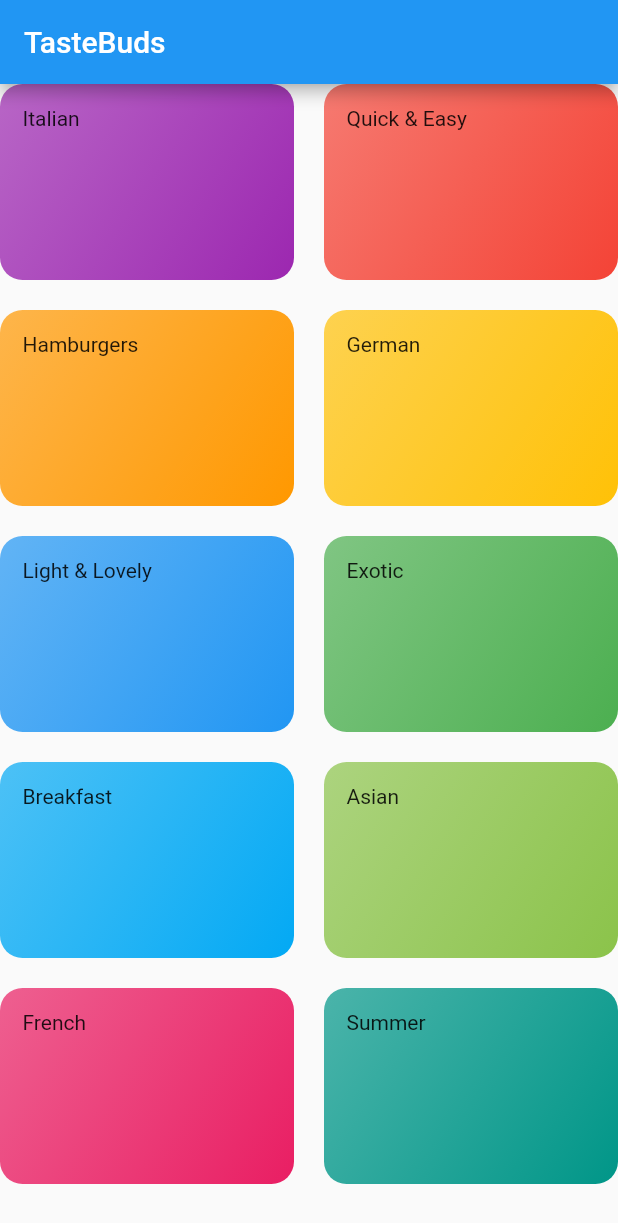
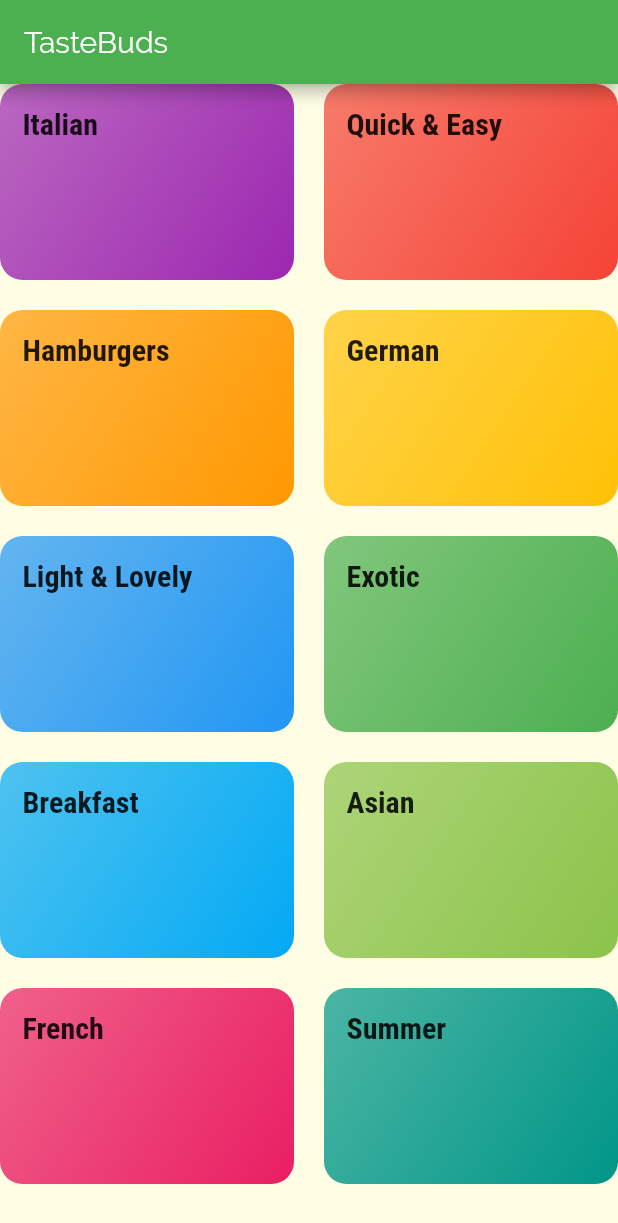
Before and after one commit to Zulqurnain24/TasteBuds, a Flutter app: the screen it shows after launch, on a phone screen of 412 x 824 dp. Shown: the top 1223 px of the screen. Run offline on Flutter 3.47's test engine with Material 2 defaults, Android fonts, the phone set to English and light mode, and no system bars.

Commit message:
added navigation

```diff
--- a/lib/categories_screen.dart
+++ b/lib/categories_screen.dart
@@ -14,6 +14,7 @@ class CategoriesScreen extends StatelessWidget {
         children: DUMMY_CATEGORIES
             .map(
               (catData) => CategoryItem(
+                    catData.id,
                     catData.title,
                     catData.color,
                   ),
--- a/lib/category_item.dart
+++ b/lib/category_item.dart
@@ -1,16 +1,32 @@
+
 import 'package:flutter/material.dart';
+import './category_meals_screen.dart';
 
 class CategoryItem extends StatelessWidget {
+  final String id;
   final String title;
   final Color color;
 
-  CategoryItem(this.title, this.color);
+  CategoryItem(this.id, this.title, this.color);
+
+  void selectCategory(BuildContext buildContext) {
+    Navigator.of(buildContext).push(MaterialPageRoute(builder:(_){
+      return CategoryMealsScreen(id, title);
+    },),);
+  }
 
   @override
   Widget build(BuildContext context) {
-    return Container(
+    return InkWell(
+      onTap: () => selectCategory(context),
+      splashColor: Theme.of(context).primaryColor,
+      borderRadius: BorderRadius.circular(15),
+      child: Container(
         padding: const EdgeInsets.all(15),
-      child: Text(title),
+        child: Text(
+          title,
+          style: Theme.of(context).textTheme.title,
+        ),
         decoration: BoxDecoration(
           gradient: LinearGradient(
             colors: [
@@ -22,6 +38,7 @@ class CategoryItem extends StatelessWidget {
           ),
           borderRadius: BorderRadius.circular(15),
         ),
+      ),
     );
   }
 }
--- a/lib/main.dart
+++ b/lib/main.dart
@@ -10,7 +10,19 @@ class MyApp extends StatelessWidget {
     return MaterialApp(
       title: 'Taste Buds 😋',
       theme: ThemeData(
-        primarySwatch: Colors.blue,
+        primarySwatch: Colors.green,
+        accentColor: Colors.amber,
+        canvasColor: Color.fromRGBO(255, 254, 229, 1),
+        fontFamily: 'Raleway',
+        textTheme: ThemeData.light().textTheme.copyWith(
+          body1: TextStyle(color: Color.fromRGBO(20, 51, 51, 1)),
+          body2: TextStyle(color: Color.fromRGBO(20, 51, 51, 1)),
+          title: TextStyle(
+            fontSize: 20,
+            fontFamily: 'RobotoCondensed',
+            fontWeight: FontWeight.bold,
+          )
+        )
       ),
       home: CategoriesScreen(),
     );
```
Also changed, not shown: lib/category_meals_screen.dart (added, +22 -0 lines), pubspec.yaml (+17 -6 lines), assets/fonts/Raleway-Black.ttf (added), assets/fonts/Raleway-Bold.ttf (added), assets/fonts/Raleway-Regular.ttf (added), assets/fonts/RobotoCondensed-Bold.ttf (added), assets/fonts/RobotoCondensed-Italic.ttf (added), assets/fonts/RobotoCondensed-Light.ttf (added), assets/fonts/RobotoCondensed-Regular.ttf (added). Lines whose indentation alone changed are shown as unchanged.
